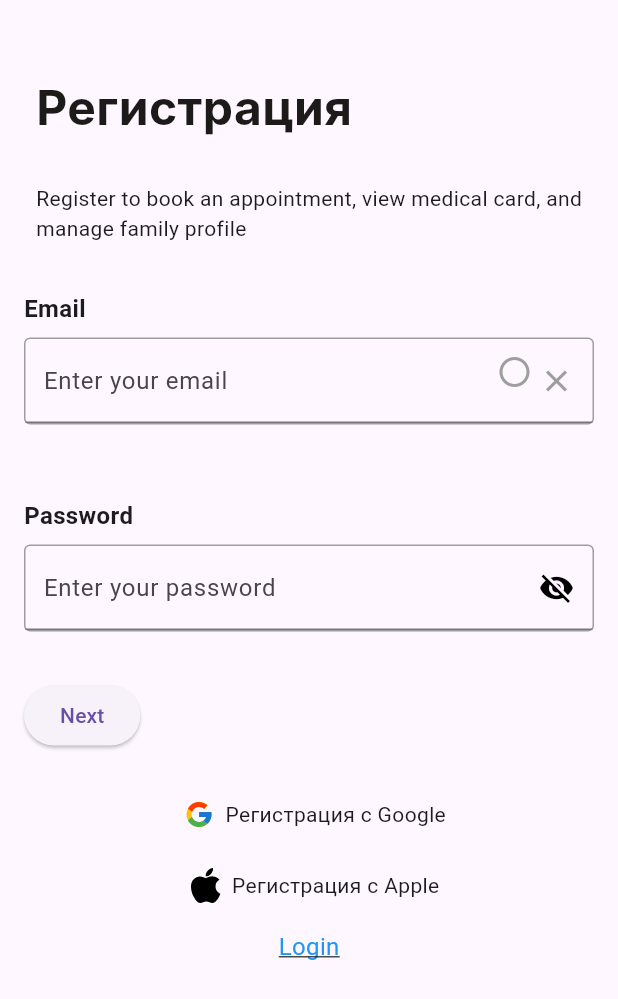
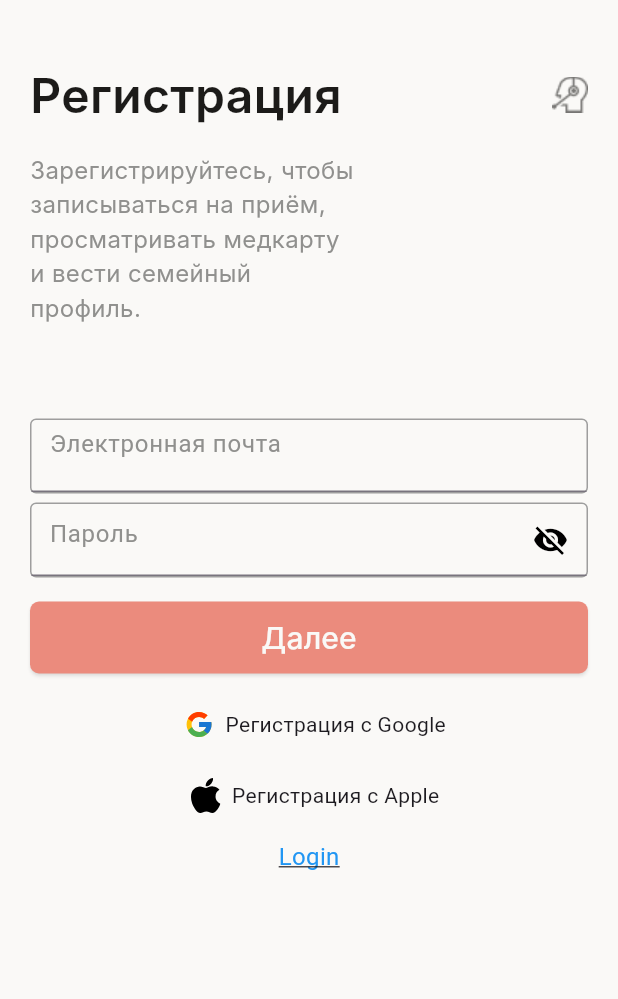
Before and after one commit to musabecomehuman/leqamed, a Flutter app: the screen it shows after launch, on a phone screen of 412 x 824 dp. Shown: the top 999 px of the screen. Run offline on Flutter 3.47's test engine with Material 3 defaults, Android fonts, the phone set to English and light mode, and no system bars; our stand-ins replace email_validator, flutter_svg; Roboto replaces fonts that are missing (Inter).

Commit message:
almost done regscreen

```diff
--- a/lib/main.dart
+++ b/lib/main.dart
@@ -14,6 +14,7 @@
         primarySwatch: Colors.blue,
       ),
       home: Scaffold(
+        backgroundColor: Color(0xffFAF9F7),
         body: MyRegistrationScreen(),
       ),
     );
@@ -27,12 +28,13 @@
 
 class _MyRegistrationScreenState extends State<MyRegistrationScreen> {
   bool _emailError = false;
-  String _emailErrorText = '';
   String _email = '';
+  String _password = '';
   bool _passwordVisible = false;
   bool _emailValid = false;
 
   final emailController = TextEditingController();
+  final passwordController = TextEditingController();
   final focusNode = FocusNode();
 
   @override
@@ -47,33 +49,49 @@
 
   @override
   Widget build(BuildContext context) {
+    double screenWidth = MediaQuery.of(context).size.width;
+    double screenHeight = MediaQuery.of(context).size.height;
     return Padding(
-      padding: const EdgeInsets.symmetric(horizontal: 16),
+      padding: const EdgeInsets.symmetric(horizontal: 20),
       child: Column(
         crossAxisAlignment: CrossAxisAlignment.start,
         children: [
           SizedBox(height: 40),
-          Container(
-            padding: EdgeInsets.all(8),
+          Row(
+            children: [
+              Expanded(
+                child: Container(
                   child: Text(
                     'Регистрация',
-              style: TextStyle(fontSize: 32, fontWeight: FontWeight.bold, color:Color(0xff1C1B19), fontFamily: 'Inter'),
+                    style: TextStyle(fontSize: 32, fontWeight: FontWeight.w600, color:Color(0xff1C1B19), fontFamily: 'Inter'),
                   ),
                 ),
-          SizedBox(height: 12),
+              ),
+              GestureDetector(
+                  onTap: () {
+                    setState(() {
+                      //smth
+                    });
+                  },
+                  child: Image.asset('assets/support.png'),
+                ),
+            ],
+          ),
+          SizedBox(height: 16),
           Container(
-            padding: EdgeInsets.all(8),
+            width: 217,
             child: Text(
-              'Register to book an appointment, view medical card, and manage family profile',
-              style: TextStyle(fontSize: 14),
+              'Зарегистрируйтесь, чтобы записываться на приём, просматривать медкарту и вести семейный профиль.',
+              style: TextStyle(fontSize: 16, color: Color(0xff90908E), fontFamily: 'Inter'),
+              textAlign: TextAlign.left,
             ),
           ),
-          SizedBox(height: 24),
+          SizedBox(height: 39),
           Container(
-            padding: EdgeInsets.only(bottom: 8),
+            padding: EdgeInsets.only(bottom: 6),
             child: Text(
-              'Email',
-              style: TextStyle(fontSize: 16, fontWeight: FontWeight.bold),
+              _emailError ? 'Такой почты не существует' : '',
+              style: TextStyle(color: Color(0xffDD2006), fontSize: 12, fontWeight: FontWeight.w400, fontFamily: 'Inter'),
             ),
           ),
           Container(
@@ -84,6 +102,7 @@
             child: Stack(
               children: [
                 TextField(
+                  cursorColor: Color(0xffDD2006),
                   controller: emailController,
                   focusNode: focusNode,
                   onChanged: (value) {
@@ -92,11 +111,29 @@
                       _emailError = false;
                     });
                   },
+                  textAlign: TextAlign.left,
                   decoration: InputDecoration(
-                    contentPadding: EdgeInsets.symmetric(horizontal: 12, vertical: 8),
-                    labelText: 'Enter your email',
-                    errorText: _emailError ? _emailErrorText : null,
-                    suffixIcon: GestureDetector(
+                    contentPadding: EdgeInsets.symmetric(horizontal: 12, vertical: 4),
+                    hintText: 'Электронная почта',
+                    hintStyle: TextStyle(
+                      color: Color(0xff90908E),
+                      fontSize: 16,
+                    ),
+                    suffixIcon: Container(
+                      padding: EdgeInsets.only(right: 12),
+                      width: 60,
+                      child: Row(
+                        mainAxisAlignment: MainAxisAlignment.end,
+                        children: [
+                          Visibility(
+                            visible: _emailValid,
+                            child: Image.asset(
+                              'assets/ratio_btn.png',
+                              width: 20,
+                              height: 20,
+                            ),
+                          ),
+                          GestureDetector(
                             onTap: () {
                               emailController.clear();
                               setState(() {
@@ -104,57 +141,43 @@
                                 _emailValid = false;
                               });
                             },
-                      child: Icon(
-                        Icons.clear,
-                        color: _email.isNotEmpty ? Colors.black : Colors.grey,
-                      ),
-                    ),
-                  ),
-                ),
-                Positioned(
-                  right: 40,
-                  top: 10,
-                  child: GestureDetector(
-                    onTap: () {
-                      setState(() {
-                        _checkEmail(_email);
-                      });
-                    },
-                    child: Icon(
-                      _emailValid ? Icons.check_circle : Icons.circle_outlined,
-                      color: _emailValid ? Colors.green : Colors.grey,
-                      size: 24,
-                    ),
+                            child: Image.asset(
+                              'assets/clear_btn.png',
+                              width: 20,
+                              height: 20,
+                              color: _email.isNotEmpty ? Color(0xff90908E) : Color(0xffFAF9F7),
                             ),
                           ),
                         ],
                       ),
                     ),
-          SizedBox(height: 24),
-          Container(
-            padding: EdgeInsets.only(bottom: 8),
-            child: Text(
-              _emailError ? 'Invalid email address' : '',
-              style: TextStyle(color: Colors.red, fontSize: 12),
+                  ),
+                )
+              ],
             ),
           ),
-          Container(
-            padding: EdgeInsets.only(bottom: 8),
-            child: Text(
-              'Password',
-              style: TextStyle(fontSize: 16, fontWeight: FontWeight.bold),
-            ),
-          ),
+          SizedBox(height: 6),
           Container(
             decoration: BoxDecoration(
               border: Border.all(color: Colors.grey),
               borderRadius: BorderRadius.circular(4),
             ),
             child: TextField(
+              controller: passwordController,
+              onChanged: (value) {
+                setState(() {
+                  _password = value;
+                });
+              },
+              cursorColor: Color(0xffDD2006),
               obscureText: !_passwordVisible,
               decoration: InputDecoration(
                 contentPadding: EdgeInsets.symmetric(horizontal: 12, vertical: 8),
-                labelText: 'Enter your password',
+                hintText: 'Пароль',
+                hintStyle: TextStyle(
+                    color: Color(0xff90908E),
+                    fontSize: 16
+                ),
                 suffixIcon: GestureDetector(
                   onTap: () {
                     setState(() {
@@ -169,15 +192,31 @@
               ),
             ),
           ),
-          SizedBox(height: 24),
+          SizedBox(height: 16),
           Padding(
-            padding: const EdgeInsets.symmetric(vertical: 8),
+            padding: const EdgeInsets.symmetric(vertical: 0),
+            child: Opacity(
+              opacity: (_emailValid && _emailValid) ? 1.0 : 0.5,
               child: ElevatedButton(
+                style: ButtonStyle(
+                  backgroundColor: MaterialStateProperty.all(Color(0xffDD2006)),
+                  shape: MaterialStateProperty.all(RoundedRectangleBorder(borderRadius: BorderRadius.circular(6))),
+                  fixedSize: MaterialStateProperty.all(Size(screenWidth, 48))
+                ),
                 onPressed: () {
                   // Handle registration button press
                 },
-              child: Text('Next'),
+                child: Text(
+                  'Далее',
+                  style: TextStyle(
+                    fontFamily: 'Inter',
+                    fontSize: 20,
+                    fontWeight: FontWeight.w500,
+                    color: Color(0xffFAF9F7)
                   ),
+                  ),
+              ),
+            )
           ),
           SizedBox(height: 24),
           Center(
@@ -252,7 +291,6 @@
         setState(() {
           _emailValid = false;
           _emailError = true;
-          _emailErrorText = 'Please enter a valid email address';
         });
       }
     } else {
--- a/pubspec.yaml
+++ b/pubspec.yaml
@@ -59,6 +59,9 @@ flutter:
   assets:
     - assets/apple_icon.svg
     - assets/google_icon.svg
+    - assets/ratio_btn.png
+    - assets/clear_btn.png
+    - assets/support.png
 
   # The following line ensures that the Material Icons font is
   # included with your application, so that you can use the icons in
```
Also changed, not shown: assets/clear_btn.png (added), assets/google_icon.png (deleted), assets/ratio_btn.png (added), assets/ratio_btn.svg (added), assets/support.png (added). Lines whose indentation alone changed are shown as unchanged.
